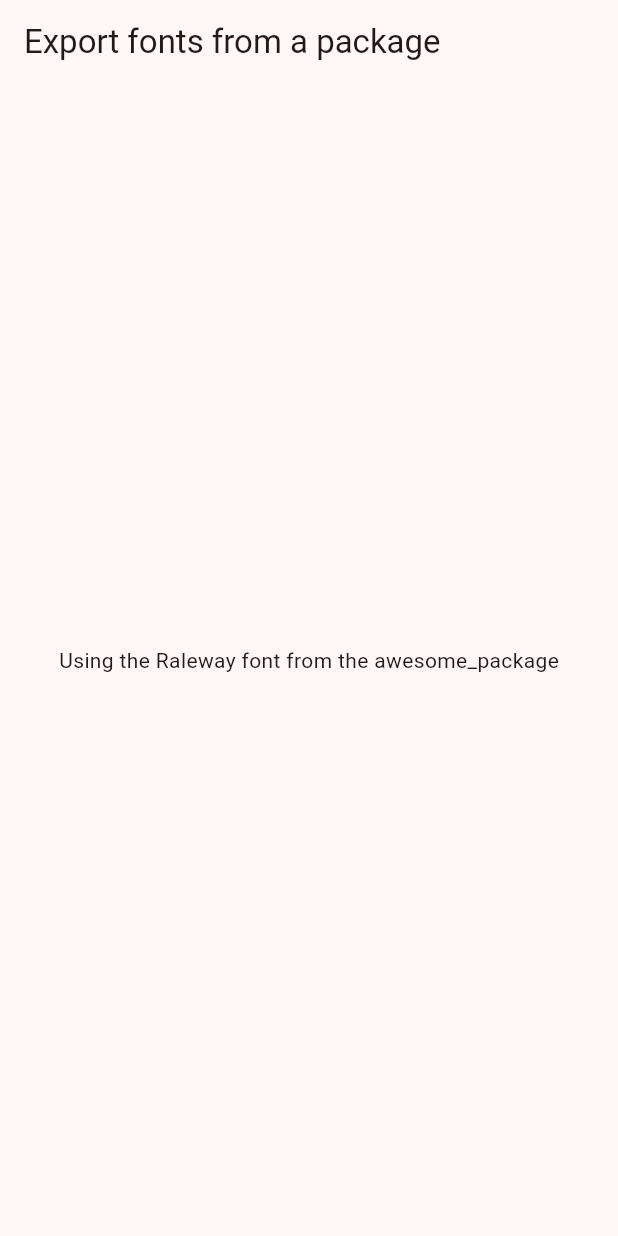
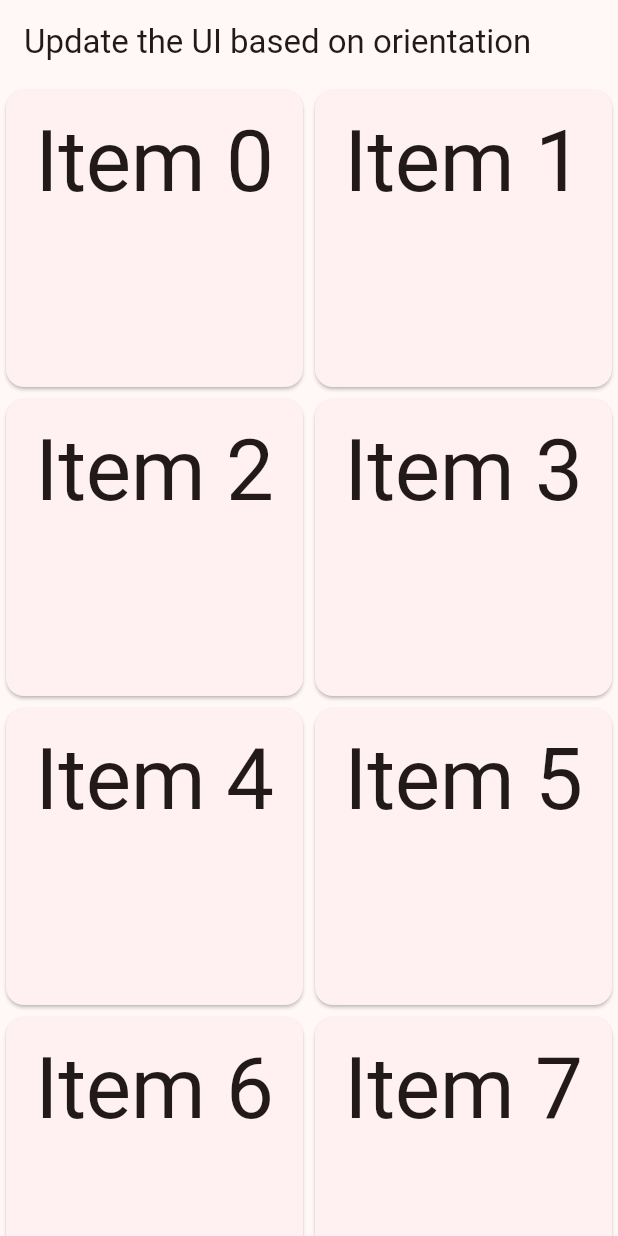
Before and after one commit to Igothics/Practice_Flutter_UI, a Flutter app: the screen it shows after launch, on a phone screen of 412 x 824 dp. Run offline on Flutter 3.47's test engine with Material 2 defaults, Android fonts, the phone set to English and light mode, and no system bars; our stand-ins replace dynamic_color.

Commit message:
Update the UI based on orientation

```diff
--- a/lib/main.dart
+++ b/lib/main.dart
@@ -11,11 +11,11 @@ class MyApp extends StatelessWidget {
   @override
   Widget build(BuildContext context) {
     return MaterialApp(
-      title: "Design Practice: Export fonts from a package",
+      title: "Design Practice : Update the UI based on orientation",
       theme: ThemeData(
         colorScheme: ColorScheme.fromSeed(
-          seedColor: Colors.red,
-          brightness: Brightness.light,
+            seedColor: Colors.pinkAccent,
+            brightness: Brightness.light,
         ).harmonized(),
         useMaterial3: true,
       ),
@@ -32,17 +32,29 @@ class HomePage extends StatelessWidget {
     return Scaffold(
       appBar: AppBar(
         title: const Text(
-          "Export fonts from a package",
+          "Update the UI based on orientation",
         ),
       ),
-      body: const Center(
-        child: Text(
-          "Using the Raleway font from the awesome_package",
-          style: TextStyle(
-            fontFamily: 'Raleway',
-            package: 'awsome_package',
-          ),
-        ),
+      body: OrientationBuilder(
+        builder: (context, orientation) {
+          final columnCount = orientation == Orientation.portrait ? 2 : 3;
+          return GridView.count(
+            crossAxisCount: columnCount,
+            children: List.generate(
+              100,
+              (index) => Card(
+                child: Padding(
+                  padding: const EdgeInsets.all(16.0),
+                  child: Text(
+                    "Item $index",
+                    textAlign: TextAlign.center,
+                    style: Theme.of(context).textTheme.headline1,
+                  ),
+                ),
+              ),
+            ),
+          );
+        },
       ),
     );
   }
--- a/pubspec.yaml
+++ b/pubspec.yaml
@@ -63,11 +63,6 @@ flutter:
   # The following line ensures that the Material Icons font is
   # included with your application, so that you can use the icons in
   # the material Icons class.
-  fonts:
-    - family: Raleway
-    - fonts:
-        - asset: /fonts/Raleway-Regular.ttf
-        - asset: /fonts/Raleway-Italic.ttf
   uses-material-design: true
 
   # To add assets to your application, add an assets section, like this:
```
Also changed, not shown: lib/fonts/Raleway-Italic.ttf (deleted), lib/fonts/Raleway-Regular.ttf (deleted).
